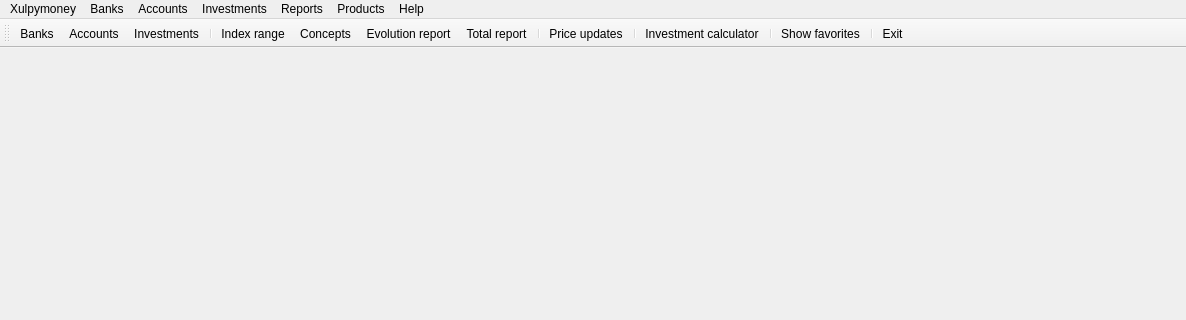
This is ui/frmMain.ui in turulomio/xulpymoney as Qt 5 draws it before an edit; both pictures show x 0 to 1186 and y 0 to 320 of the 1186 by 625 pixel window. The edited form follows.
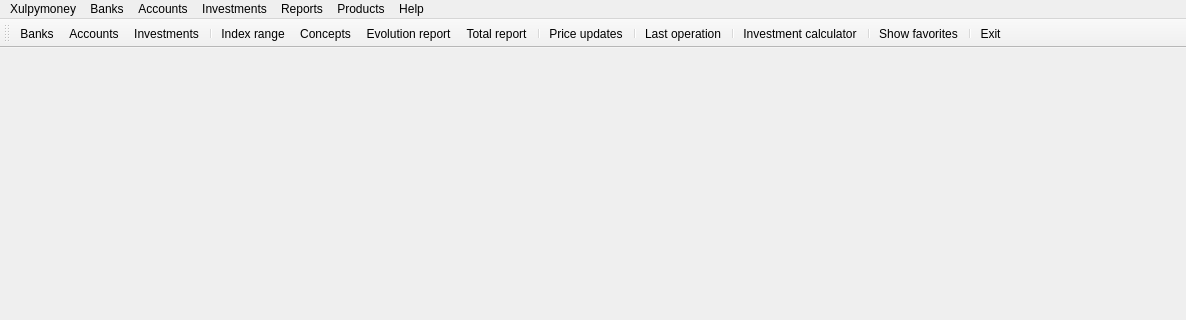
This is the edited form. Icons and pictures are not drawn.

Commit message: Added functionality of last operation in investments to reinvest

Patch:
```diff
--- a/ui/frmMain.ui
+++ b/ui/frmMain.ui
@@ -265,6 +265,8 @@
    <addaction name="separator"/>
    <addaction name="actionPriceUpdates"/>
    <addaction name="separator"/>
+   <addaction name="actionLastOperation"/>
+   <addaction name="separator"/>
    <addaction name="actionCalculator"/>
    <addaction name="separator"/>
    <addaction name="actionFavorites"/>
@@ -986,6 +988,18 @@
     <string>Ctrl+S</string>
    </property>
   </action>
+  <action name="actionLastOperation">
+   <property name="icon">
+    <iconset resource="../images/xulpymoney.qrc">
+     <normaloff>:/xulpymoney/document-preview-archive.png</normaloff>:/xulpymoney/document-preview-archive.png</iconset>
+   </property>
+   <property name="text">
+    <string>Last operation</string>
+   </property>
+   <property name="toolTip">
+    <string>Last operation</string>
+   </property>
+  </action>
  </widget>
  <resources>
   <include location="../images/xulpymoney.qrc"/>
```
Left out of the diff: 3 changed lines with no effect on the pictures. The commit also changes 10 other files.
